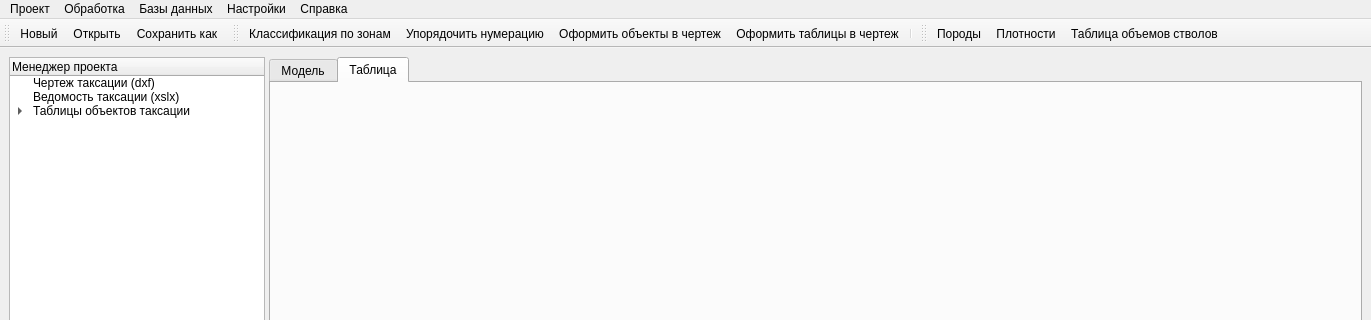
maxmyslivets/TaxationMaster, file resources/ui/mainwindow.ui: the form before one commit; both pictures show x 0 to 1371 and y 0 to 320 of the 1371 by 766 pixel window.
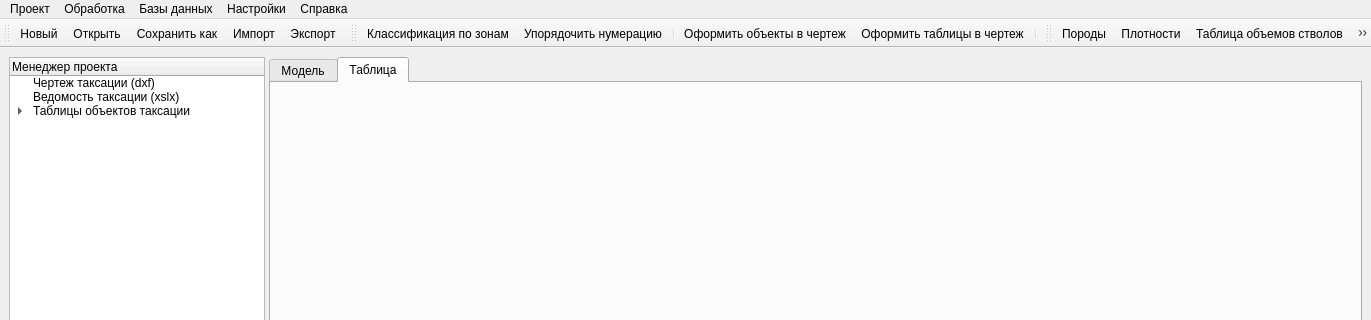
The form after the commit. Icons and pictures are not drawn.

The edit to the form file:
```diff
--- a/resources/ui/mainwindow.ui
+++ b/resources/ui/mainwindow.ui
@@ -221,6 +221,8 @@
    <addaction name="menu_project_new"/>
    <addaction name="menu_project_open"/>
    <addaction name="menu_project_save_as"/>
+   <addaction name="menu_project_import"/>
+   <addaction name="menu_project_export"/>
   </widget>
   <widget class="QToolBar" name="toolBar_2">
    <property name="windowTitle">
@@ -234,6 +236,7 @@
    </attribute>
    <addaction name="menu_processing_classification"/>
    <addaction name="menu_processing_sorted_numeration"/>
+   <addaction name="separator"/>
    <addaction name="menu_processing_design_objects"/>
    <addaction name="menu_processing_design_tables"/>
    <addaction name="separator"/>
@@ -251,6 +254,8 @@
    <addaction name="menu_database_species"/>
    <addaction name="menu_database_densitys"/>
    <addaction name="menu_database_volumes"/>
+   <addaction name="separator"/>
+   <addaction name="Setting"/>
   </widget>
   <action name="menu_database_species">
    <property name="text">
@@ -338,6 +343,15 @@
     <enum>QAction::MenuRole::NoRole</enum>
    </property>
   </action>
+  <action name="Setting">
+   <property name="icon">
+    <iconset resource="../resources.qrc">
+     <normaloff>:/setting/settings-complex.svg</normaloff>:/setting/settings-complex.svg</iconset>
+   </property>
+   <property name="text">
+    <string>Настройки</string>
+   </property>
+  </action>
  </widget>
  <resources>
   <include location="../resources.qrc"/>
```
Left out of the diff: 65 changed lines with no effect on the pictures.
